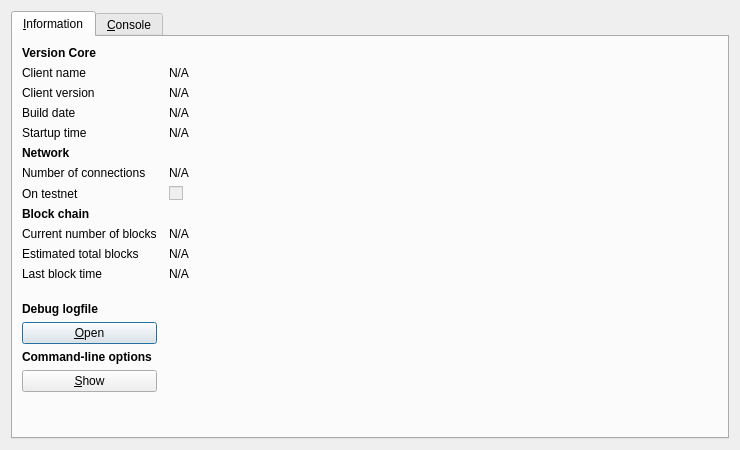
First picture: the form in src/qt/forms/rpcconsole.ui, repository noise23/version, before the edit.
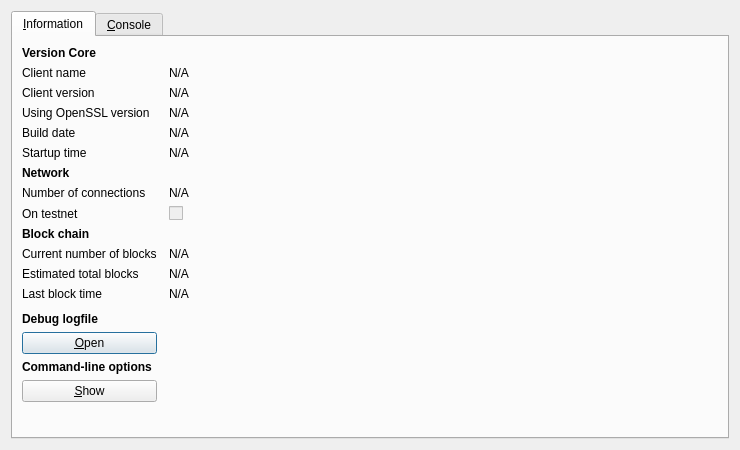
Second picture: the form after the edit. Icons and pictures are not drawn.

Commit message: Show OpenSSL library version in debug window

```diff
--- a/src/qt/forms/rpcconsole.ui
+++ b/src/qt/forms/rpcconsole.ui
@@ -87,13 +87,36 @@
         </widget>
        </item>
        <item row="3" column="0">
+        <widget class="QLabel" name="label_14">
+         <property name="text">
+          <string>Using OpenSSL version</string>
+         </property>
+        </widget>
+       </item>
+       <item row="3" column="1">
+        <widget class="QLabel" name="openSSLVersion">
+         <property name="cursor">
+          <cursorShape>IBeamCursor</cursorShape>
+         </property>
+         <property name="text">
+          <string>N/A</string>
+         </property>
+         <property name="textFormat">
+          <enum>Qt::PlainText</enum>
+         </property>
+         <property name="textInteractionFlags">
+          <set>Qt::LinksAccessibleByMouse|Qt::TextSelectableByKeyboard|Qt::TextSelectableByMouse</set>
+         </property>
+        </widget>
+       </item>
+       <item row="4" column="0">
         <widget class="QLabel" name="label_12">
          <property name="text">
           <string>Build date</string>
          </property>
         </widget>
        </item>
-       <item row="3" column="1">
+       <item row="4" column="1">
         <widget class="QLabel" name="buildDate">
          <property name="cursor">
           <cursorShape>IBeamCursor</cursorShape>	   
@@ -109,14 +132,14 @@
          </property>
         </widget>
        </item>
-       <item row="4" column="0">
+       <item row="5" column="0">
         <widget class="QLabel" name="label_13">
          <property name="text">
           <string>Startup time</string>
          </property>
         </widget>
        </item>
-       <item row="4" column="1">
+       <item row="5" column="1">
         <widget class="QLabel" name="startupTime">
          <property name="cursor">
           <cursorShape>IBeamCursor</cursorShape>
@@ -132,7 +155,7 @@
          </property>
         </widget>
        </item>
-       <item row="5" column="0">
+       <item row="6" column="0">
         <widget class="QLabel" name="label_11">
          <property name="font">
           <font>
@@ -145,14 +168,14 @@
          </property>
         </widget>
        </item>
-       <item row="6" column="0">
+       <item row="7" column="0">
         <widget class="QLabel" name="label_7">
          <property name="text">
           <string>Number of connections</string>
          </property>
         </widget>
        </item>
-       <item row="6" column="1">
+       <item row="7" column="1">
         <widget class="QLabel" name="numberOfConnections">
          <property name="cursor">
           <cursorShape>IBeamCursor</cursorShape>
@@ -168,14 +191,14 @@
          </property>
         </widget>
        </item>
-       <item row="7" column="0">
+       <item row="8" column="0">
         <widget class="QLabel" name="label_8">
          <property name="text">
           <string>On testnet</string>
          </property>
         </widget>
        </item>
-       <item row="7" column="1">
+       <item row="8" column="1">
         <widget class="QCheckBox" name="isTestNet">
          <property name="enabled">
           <bool>false</bool>
@@ -185,7 +208,7 @@
          </property>
         </widget>
        </item>
-       <item row="8" column="0">
+       <item row="9" column="0">
         <widget class="QLabel" name="label_10">
          <property name="font">
           <font>
@@ -198,14 +221,14 @@
          </property>
         </widget>
        </item>
-       <item row="9" column="0">
+       <item row="10" column="0">
         <widget class="QLabel" name="label_3">
          <property name="text">
           <string>Current number of blocks</string>
          </property>
         </widget>
        </item>
-       <item row="9" column="1">
+       <item row="10" column="1">
         <widget class="QLabel" name="numberOfBlocks">
          <property name="cursor">
           <cursorShape>IBeamCursor</cursorShape>
@@ -221,14 +244,14 @@
          </property>
         </widget>
        </item>
-       <item row="10" column="0">
+       <item row="11" column="0">
         <widget class="QLabel" name="label_4">
          <property name="text">
           <string>Estimated total blocks</string>
          </property>
         </widget>
        </item>
-       <item row="10" column="1">
+       <item row="11" column="1">
         <widget class="QLabel" name="totalBlocks">
          <property name="cursor">
           <cursorShape>IBeamCursor</cursorShape>
@@ -244,14 +267,14 @@
          </property>
         </widget>
        </item>
-       <item row="11" column="0">
+       <item row="12" column="0">
         <widget class="QLabel" name="label_2">
          <property name="text">
           <string>Last block time</string>
          </property>
         </widget>
        </item>
-       <item row="11" column="1">
+       <item row="12" column="1">
         <widget class="QLabel" name="lastBlockTime">
          <property name="cursor">
           <cursorShape>IBeamCursor</cursorShape>
@@ -267,7 +290,7 @@
          </property>
         </widget>
        </item>
-       <item row="12" column="0">
+       <item row="13" column="0">
         <spacer name="verticalSpacer_2">
          <property name="orientation">
           <enum>Qt::Vertical</enum>
@@ -280,7 +303,7 @@
          </property>
         </spacer>
        </item>
-       <item row="13" column="0">
+       <item row="14" column="0">
         <widget class="QLabel" name="labelDebugLogfile">
          <property name="font">
           <font>
@@ -293,7 +316,7 @@
          </property>
         </widget>
        </item>
-       <item row="14" column="0">
+       <item row="15" column="0">
         <widget class="QPushButton" name="openDebugLogfileButton">
          <property name="toolTip">
           <string>Open the Version debug logfile from the current data directory. This can take a few seconds for large logfiles.</string>
@@ -303,7 +326,7 @@
          </property>
         </widget>
        </item>
-       <item row="15" column="0">
+       <item row="16" column="0">
         <widget class="QLabel" name="labelCLOptions">
          <property name="font">
           <font>
@@ -316,7 +339,7 @@
          </property>
         </widget>
        </item>
-       <item row="16" column="0">
+       <item row="17" column="0">
         <widget class="QPushButton" name="showCLOptionsButton">
          <property name="toolTip">
           <string>Show the Version-Qt help message to get a list with possible Version command-line options.</string>
@@ -326,7 +349,7 @@
          </property>
         </widget>
        </item>
-       <item row="17" column="0">
+       <item row="18" column="0">
         <spacer name="verticalSpacer">
          <property name="orientation">
           <enum>Qt::Vertical</enum>
```
The commit also changes 1 other file.
